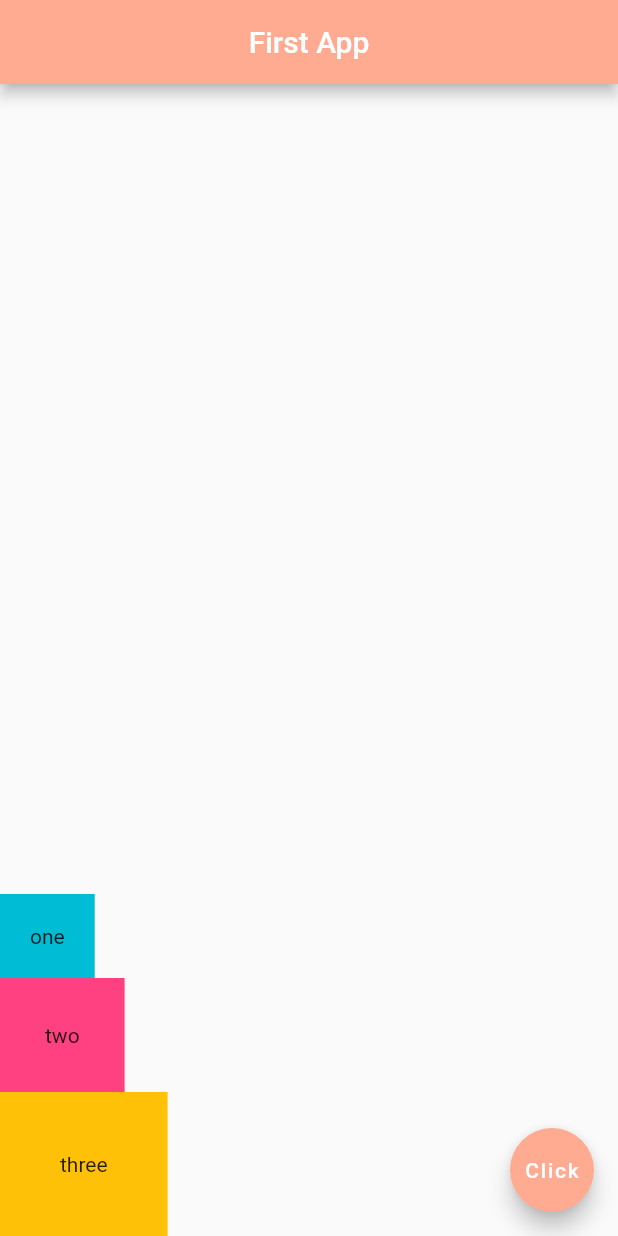
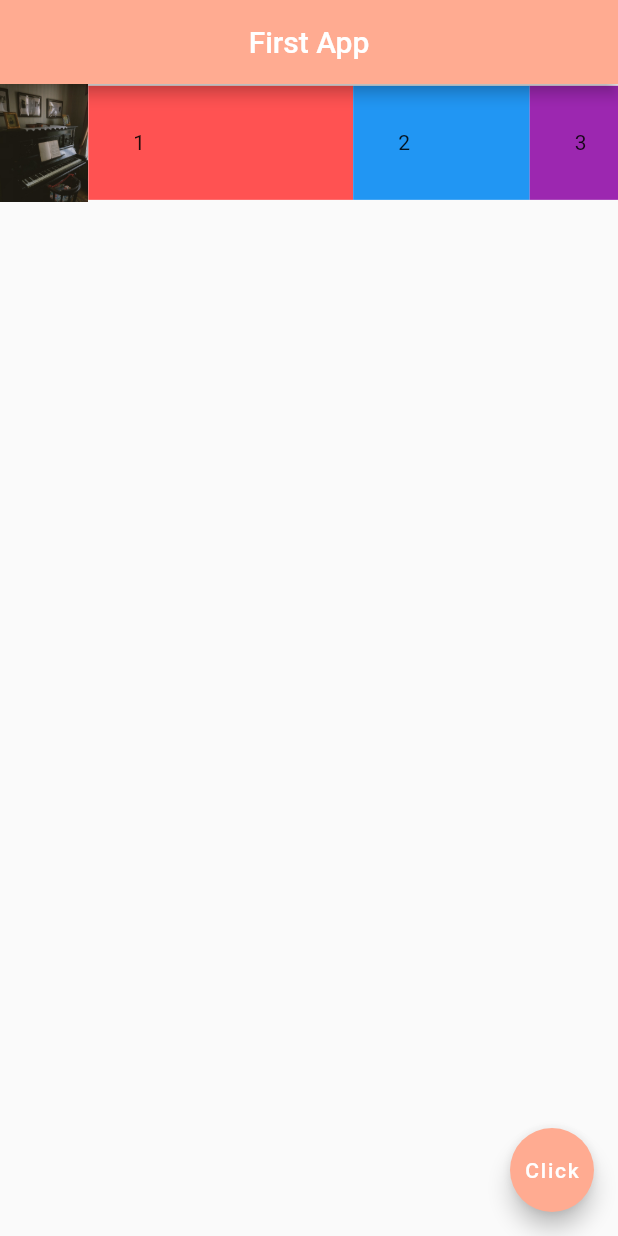
Before and after one commit to eyubech/fltcourse, a Flutter app: the screen it shows after launch, on a phone screen of 412 x 824 dp. Run offline on Flutter 3.47's test engine with Material 2 defaults, Android fonts, the phone set to English and light mode, and no system bars.

Commit message:
Expanded Widgets

```diff
--- a/lib/main.dart
+++ b/lib/main.dart
@@ -12,25 +12,33 @@ class Home extends StatelessWidget {
         centerTitle: true,
         backgroundColor: Colors.deepOrange[200],
       ),
-      body: Column(
-        mainAxisAlignment: MainAxisAlignment.end,
-        crossAxisAlignment: CrossAxisAlignment.start,
-        children: [
-          Container(
-            padding: EdgeInsets.all(20.0),
-            color: Colors.cyan,
-            child: Text('one'),
+      body: Row(
+        children: <Widget>[
+          Expanded(child: Image.asset("assets/image1.jpg")),
+          Expanded(
+            flex: 3,
+            child: Container(
+              padding: EdgeInsets.all(30.0),
+              color: Colors.redAccent,
+              child: Text("1"),
+            ),
           ),
-          Container(
-            padding: EdgeInsets.all(30.0),
-            color: Colors.pinkAccent,
-            child: Text('two'),
+          Expanded(
+            flex: 2,
+            child: Container(
+              padding: EdgeInsets.all(30.0),
+              color: Colors.blue,
+              child: Text("2"),
+            ),
           ),
-          Container(
-            padding: EdgeInsets.all(40.0),
-            color: Colors.amber,
-            child: Text('three'),
-          ),
+          Expanded(
+            flex: 1,
+            child: Container(
+              padding: EdgeInsets.all(30.0),
+              color: Colors.purple,
+              child: Text("3"),
+            ),
+          )
         ],
       ),
       floatingActionButton: FloatingActionButton(
```
